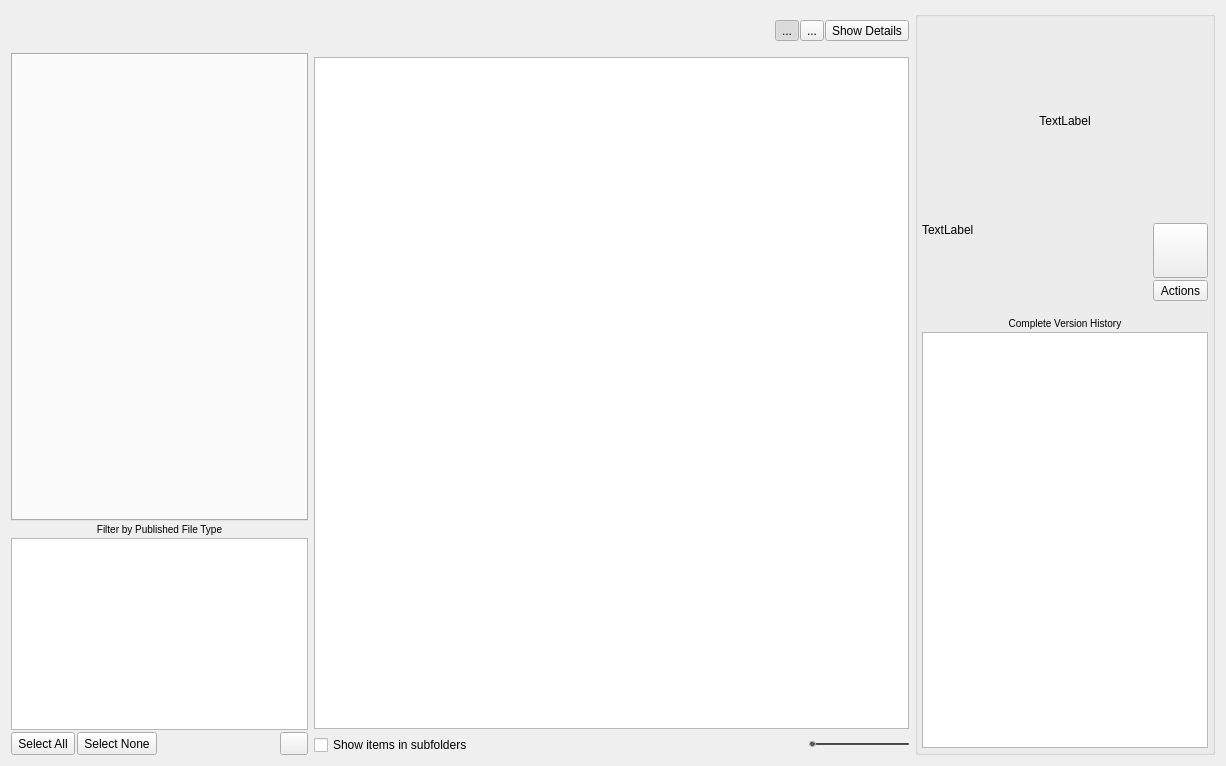
Above: resources/dialog.ui from shotgunsoftware/tk-multi-loader2 before the change. Below: the same form after it.
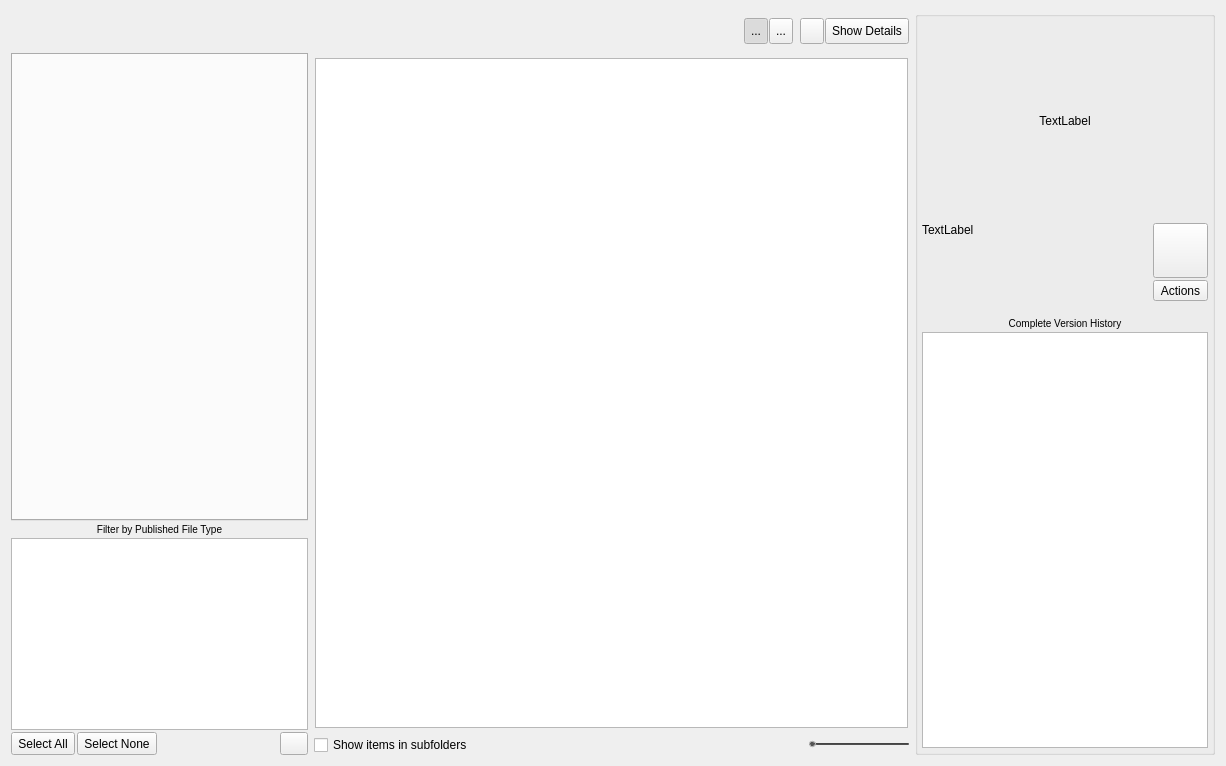
That is the form after the change. Icons and pictures are not drawn.

Commit message:
#27518 added publish quick-search
Adds an simple filter UI which allows a user to filter the list of
publishes based on a search expression.

Closes #13

```diff
--- a/resources/dialog.ui
+++ b/resources/dialog.ui
@@ -328,6 +328,12 @@
        </item>
        <item>
         <widget class="QToolButton" name="thumbnail_mode">
+         <property name="minimumSize">
+          <size>
+           <width>0</width>
+           <height>26</height>
+          </size>
+         </property>
          <property name="toolTip">
           <string>Thumbnail Mode</string>
          </property>
@@ -348,6 +354,12 @@
        </item>
        <item>
         <widget class="QToolButton" name="list_mode">
+         <property name="minimumSize">
+          <size>
+           <width>0</width>
+           <height>26</height>
+          </size>
+         </property>
          <property name="toolTip">
           <string>List Mode</string>
          </property>
@@ -363,8 +375,53 @@
          </property>
         </widget>
        </item>
+       <item>
+        <widget class="QLabel" name="label_5">
+         <property name="minimumSize">
+          <size>
+           <width>5</width>
+           <height>0</height>
+          </size>
+         </property>
+         <property name="maximumSize">
+          <size>
+           <width>5</width>
+           <height>16777215</height>
+          </size>
+         </property>
+         <property name="text">
+          <string/>
+         </property>
+        </widget>
+       </item>
+       <item>
+        <widget class="QToolButton" name="search_publishes">
+         <property name="minimumSize">
+          <size>
+           <width>0</width>
+           <height>26</height>
+          </size>
+         </property>
+         <property name="toolTip">
+          <string>Filter Publishes</string>
+         </property>
+         <property name="icon">
+          <iconset resource="resources.qrc">
+           <normaloff>:/res/search.png</normaloff>:/res/search.png</iconset>
+         </property>
+         <property name="checkable">
+          <bool>true</bool>
+         </property>
+        </widget>
+       </item>
        <item>
         <widget class="QToolButton" name="info">
+         <property name="minimumSize">
+          <size>
+           <width>0</width>
+           <height>26</height>
+          </size>
+         </property>
          <property name="toolTip">
           <string>Use this button to &lt;i&gt;toggle details on and off&lt;/i&gt;. </string>
          </property>
@@ -376,10 +433,16 @@
       </layout>
      </item>
      <item>
+      <widget class="QFrame" name="publish_frame">
+       <layout class="QHBoxLayout" name="horizontalLayout_7">
+        <property name="spacing">
+         <number>1</number>
+        </property>
+        <property name="margin">
+         <number>1</number>
+        </property>
+        <item>
       <widget class="QListView" name="publish_view">
-       <property name="styleSheet">
-        <string notr="true"/>
-       </property>
        <property name="editTriggers">
         <set>QAbstractItemView::NoEditTriggers</set>
        </property>
@@ -397,6 +460,9 @@
        </property>
       </widget>
      </item>
+       </layout>
+      </widget>
+     </item>
      <item>
       <layout class="QHBoxLayout" name="horizontalLayout_4">
        <item>
```
Left out of the diff: 1 changed line with no effect on the pictures. Lines whose indentation alone changed are shown as unchanged. The commit also changes 11 other files.
